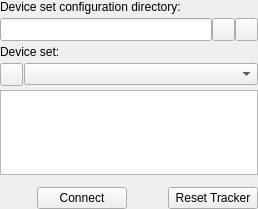
The window that PlusApp/PlusCommonWidgets/PlusDeviceSetSelectorWidget.ui (PlusToolkit/PlusApp) describes before a commit, drawn with Qt 5.
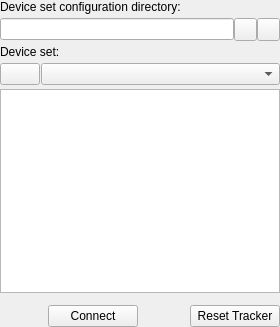
The same window after the commit. Icons and pictures are not drawn.

Commit message: re #1010 enabling dynamic maximum sizing of device set combo box

```diff
--- a/PlusApp/PlusCommonWidgets/PlusDeviceSetSelectorWidget.ui
+++ b/PlusApp/PlusCommonWidgets/PlusDeviceSetSelectorWidget.ui
@@ -6,8 +6,8 @@
    <rect>
     <x>0</x>
     <y>0</y>
-    <width>258</width>
-    <height>209</height>
+    <width>280</width>
+    <height>327</height>
    </rect>
   </property>
   <property name="windowTitle">
@@ -35,11 +35,17 @@
      <item>
       <widget class="QLineEdit" name="lineEdit_ConfigurationDirectory">
        <property name="sizePolicy">
-        <sizepolicy hsizetype="Expanding" vsizetype="Preferred">
+        <sizepolicy hsizetype="MinimumExpanding" vsizetype="Fixed">
          <horstretch>0</horstretch>
          <verstretch>0</verstretch>
         </sizepolicy>
        </property>
+       <property name="maximumSize">
+        <size>
+         <width>325</width>
+         <height>16777215</height>
+        </size>
+       </property>
        <property name="readOnly">
         <bool>true</bool>
        </property>
@@ -47,12 +53,6 @@
      </item>
      <item>
       <widget class="QPushButton" name="pushButton_OpenConfigurationDirectory">
-       <property name="sizePolicy">
-        <sizepolicy hsizetype="Fixed" vsizetype="Fixed">
-         <horstretch>0</horstretch>
-         <verstretch>0</verstretch>
-        </sizepolicy>
-       </property>
        <property name="minimumSize">
         <size>
          <width>23</width>
@@ -88,12 +88,6 @@
      </item>
      <item>
       <widget class="QPushButton" name="pushButton_RefreshFolder">
-       <property name="sizePolicy">
-        <sizepolicy hsizetype="Fixed" vsizetype="Fixed">
-         <horstretch>0</horstretch>
-         <verstretch>0</verstretch>
-        </sizepolicy>
-       </property>
        <property name="minimumSize">
         <size>
          <width>23</width>
@@ -169,12 +163,6 @@
          <height>0</height>
         </size>
        </property>
-       <property name="maximumSize">
-        <size>
-         <width>16777215</width>
-         <height>16777215</height>
-        </size>
-       </property>
        <property name="text">
         <string>Connect</string>
        </property>
@@ -205,12 +193,6 @@
          <height>0</height>
         </size>
        </property>
-       <property name="maximumSize">
-        <size>
-         <width>90</width>
-         <height>16777215</height>
-        </size>
-       </property>
        <property name="text">
         <string>Reset Tracker</string>
        </property>
@@ -221,23 +203,11 @@
    <item row="5" column="0">
     <widget class="QTextEdit" name="textEdit_Description">
      <property name="sizePolicy">
-      <sizepolicy hsizetype="Expanding" vsizetype="MinimumExpanding">
+      <sizepolicy hsizetype="MinimumExpanding" vsizetype="MinimumExpanding">
        <horstretch>0</horstretch>
        <verstretch>0</verstretch>
       </sizepolicy>
      </property>
-     <property name="minimumSize">
-      <size>
-       <width>0</width>
-       <height>64</height>
-      </size>
-     </property>
-     <property name="maximumSize">
-      <size>
-       <width>16777215</width>
-       <height>16777215</height>
-      </size>
-     </property>
      <property name="frameShadow">
       <enum>QFrame::Plain</enum>
      </property>
@@ -253,24 +223,6 @@
      </property>
      <item>
       <widget class="QPushButton" name="pushButton_EditConfiguration">
-       <property name="sizePolicy">
-        <sizepolicy hsizetype="Fixed" vsizetype="Fixed">
-         <horstretch>0</horstretch>
-         <verstretch>0</verstretch>
-        </sizepolicy>
-       </property>
-       <property name="minimumSize">
-        <size>
-         <width>23</width>
-         <height>23</height>
-        </size>
-       </property>
-       <property name="maximumSize">
-        <size>
-         <width>23</width>
-         <height>23</height>
-        </size>
-       </property>
        <property name="focusPolicy">
         <enum>Qt::NoFocus</enum>
        </property>
@@ -289,17 +241,11 @@
      <item>
       <widget class="QComboBox" name="comboBox_DeviceSet">
        <property name="sizePolicy">
-        <sizepolicy hsizetype="Expanding" vsizetype="Fixed">
+        <sizepolicy hsizetype="MinimumExpanding" vsizetype="Fixed">
          <horstretch>0</horstretch>
          <verstretch>0</verstretch>
         </sizepolicy>
        </property>
-       <property name="minimumSize">
-        <size>
-         <width>0</width>
-         <height>21</height>
-        </size>
-       </property>
        <property name="maxVisibleItems">
         <number>35</number>
        </property>
```
Left out of the diff: 23 changed lines with no effect on the pictures. The commit also changes 3 other files.
